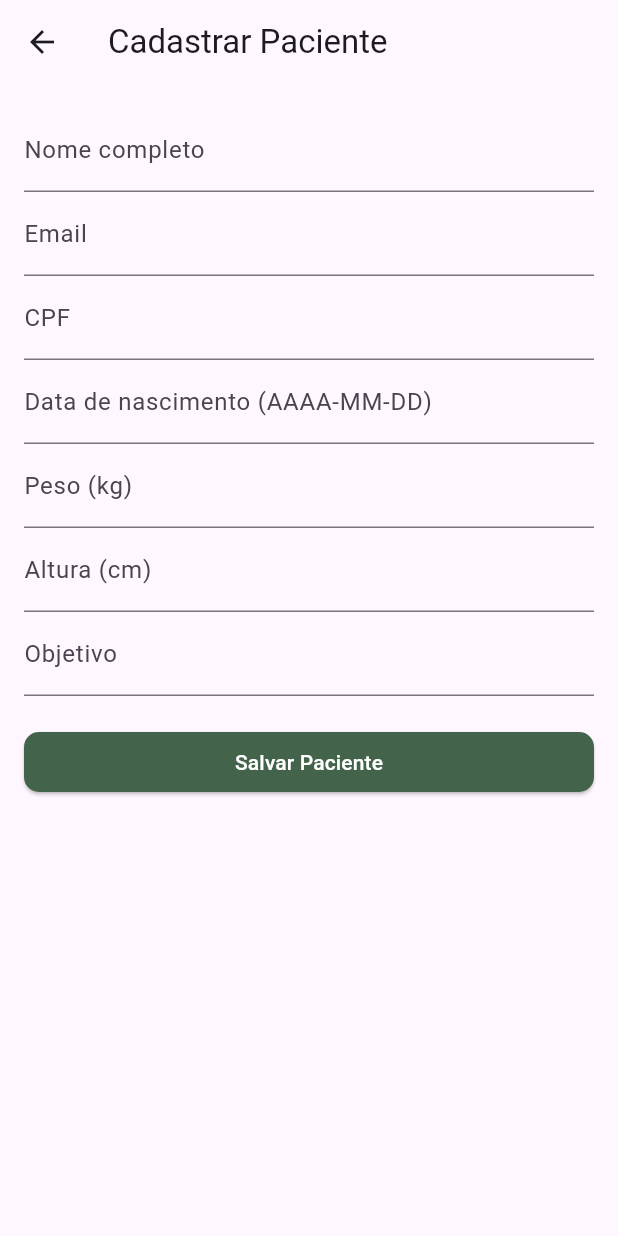
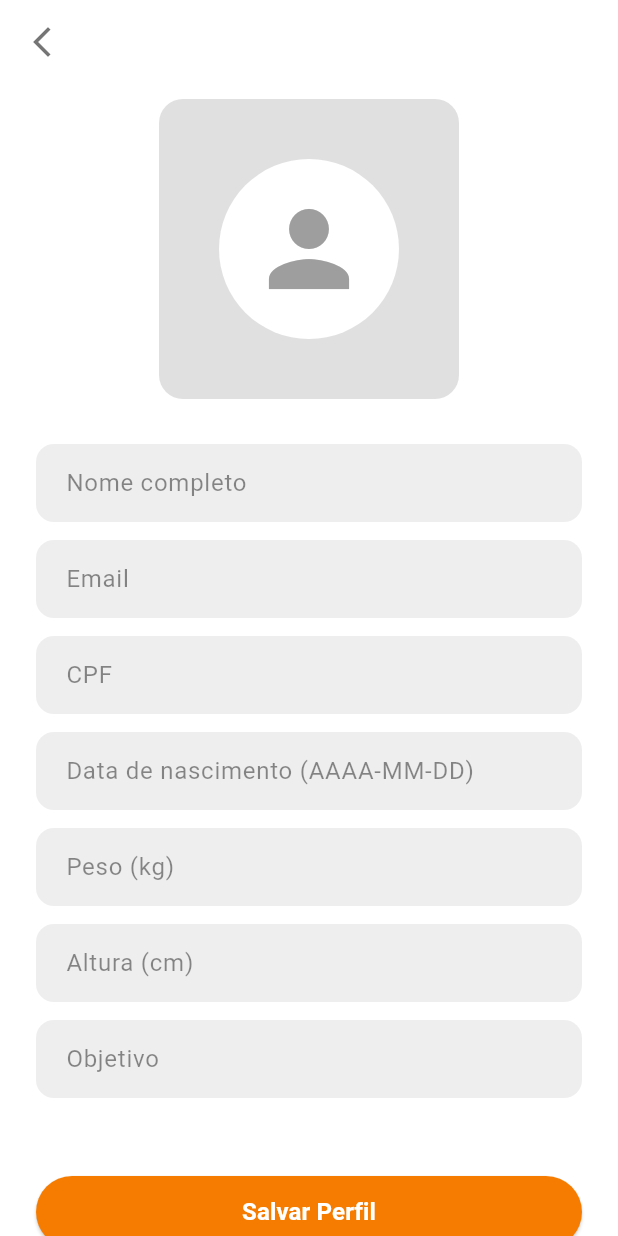
Before and after one commit to marcelemrofka/LifeBalanceApp, a Flutter app: the TelaCadastroPaciente screen opened by its route, on a phone screen of 412 x 824 dp. Run offline on Flutter 3.47's test engine with Material 3 defaults, Android fonts, the phone set to English and light mode, and no system bars; our stand-ins replace cloud_firestore, firebase_auth, firebase_core, image_picker, shared_preferences, table_calendar; missing offline and left inert: percentages_with_animation; accounts and stored records are empty.

Commit message:
|Front apenas

```diff
--- a/lib/main.dart
+++ b/lib/main.dart
@@ -1,4 +1,3 @@
-import 'package:app/view/tela_ativacao.dart';
 import 'package:app/view/tela_cadastro_paciente.dart';
 import 'package:app/view/tela_home_nutri.dart';
 import 'package:app/view/tela_pacientes.dart';
@@ -82,7 +81,6 @@ class MyApp extends StatelessWidget {
         '/tela_analise_calorias': (context) => TelaAnaliseCalorias(),
         '/tela_pacientes': (context) => TelaPacientes(),
         '/tela_cadastro_pacientes': (context) => TelaCadastroPaciente(),
-        '/tela_ativacao': (context) => AtivarContaView(),
       },
     );
   }
--- a/lib/view/tela_cadastro_paciente.dart
+++ b/lib/view/tela_cadastro_paciente.dart
@@ -5,6 +5,7 @@ import 'package:intl/intl.dart';
 
 class TelaCadastroPaciente extends StatefulWidget {
   const TelaCadastroPaciente({super.key});
+
   @override
   State<TelaCadastroPaciente> createState() => _TelaCadastroPacienteState();
 }
@@ -52,40 +53,63 @@ class _TelaCadastroPacienteState extends State<TelaCadastroPaciente> {
     final cadastroVM = Provider.of<CadastroViewModel>(context);
 
     return Scaffold(
-      appBar: AppBar(title: const Text("Cadastrar Paciente")),
-      body: Padding(
-        padding: const EdgeInsets.all(16.0),
-        child: ListView(
+      backgroundColor: Colors.white,
+      appBar: AppBar(
+        backgroundColor: Colors.white,
+        elevation: 0,
+        leading: IconButton(
+          icon: const Icon(Icons.arrow_back_ios_new, color: Colors.black54),
+          onPressed: () => Navigator.pop(context),
+        ),
+      ),
+      body: SingleChildScrollView(
+        padding: const EdgeInsets.symmetric(horizontal: 24),
+        child: Column(
+          crossAxisAlignment: CrossAxisAlignment.center,
           children: [
-            TextField(
-                controller: nomeController,
-                decoration: const InputDecoration(labelText: "Nome completo")),
-            TextField(
-                controller: emailController,
-                decoration: const InputDecoration(labelText: "Email")),
-            TextField(
-                controller: cpfController,
-                decoration: const InputDecoration(labelText: "CPF")),
-            TextField(
-              controller: dataNascimentoController,
-              decoration: const InputDecoration(
-                  labelText: "Data de nascimento (AAAA-MM-DD)"),
-              onChanged: calcularIdade,
+            // Foto de perfil
+            const SizedBox(height: 10),
+            Container(
+              width: 200,
+              height: 200,
+              decoration: BoxDecoration(
+                color: Colors.grey[300],
+                borderRadius: BorderRadius.circular(16),
               ),
+              child: const Center(
+                child: CircleAvatar(
+                  radius: 60,
+                  backgroundColor: Colors.white,
+                  child: Icon(Icons.person, size: 80, color: Colors.grey),
+                ),
+              ),
+            ),
+            const SizedBox(height: 30),
+
+            // Campos de texto
+            _buildCampo(nomeController, "Nome completo"),
+            _buildCampo(emailController, "Email"),
+            _buildCampo(cpfController, "CPF"),
+            _buildCampo(
+                dataNascimentoController, "Data de nascimento (AAAA-MM-DD)",
+                onChanged: calcularIdade),
             if (idade != null)
-              Text("Idade: $idade anos",
-                  style: const TextStyle(fontWeight: FontWeight.bold)),
-            TextField(
-                controller: pesoController,
-                decoration: const InputDecoration(labelText: "Peso (kg)")),
-            TextField(
-                controller: alturaController,
-                decoration: const InputDecoration(labelText: "Altura (cm)")),
-            TextField(
-                controller: objetivoController,
-                decoration: const InputDecoration(labelText: "Objetivo")),
-            const SizedBox(height: 20),
-            ElevatedButton(
+              Padding(
+                padding: const EdgeInsets.only(bottom: 8),
+                child: Text("Idade: $idade anos",
+                    style: const TextStyle(
+                        fontWeight: FontWeight.bold, color: Colors.grey)),
+              ),
+            _buildCampo(pesoController, "Peso (kg)"),
+            _buildCampo(alturaController, "Altura (cm)"),
+            _buildCampo(objetivoController, "Objetivo"),
+            const SizedBox(height: 40),
+
+            // Botão Salvar
+            SizedBox(
+              width: double.infinity,
+              height: 48,
+              child: ElevatedButton(
                 onPressed: cadastroVM.carregando
                     ? null
                     : () async {
@@ -101,7 +125,8 @@ class _TelaCadastroPacienteState extends State<TelaCadastroPaciente> {
 
                         if (sucesso) {
                           ScaffoldMessenger.of(context).showSnackBar(
-                          const SnackBar(content: Text("Paciente cadastrado!")),
+                            const SnackBar(
+                                content: Text("Paciente cadastrado!")),
                           );
                           Navigator.pop(context);
                         } else {
@@ -112,13 +137,50 @@ class _TelaCadastroPacienteState extends State<TelaCadastroPaciente> {
                           );
                         }
                       },
+                style: ElevatedButton.styleFrom(
+                  backgroundColor: Colors.orange[700],
+                  shape: RoundedRectangleBorder(
+                    borderRadius: BorderRadius.circular(24),
+                  ),
+                ),
                 child: cadastroVM.carregando
                     ? const CircularProgressIndicator(color: Colors.white)
-                  : const Text("Salvar Paciente"),
+                    : const Text(
+                        "Salvar Perfil",
+                        style: TextStyle(
+                            color: Colors.white,
+                            fontWeight: FontWeight.bold,
+                            fontSize: 16),
                       ),
+              ),
+            ),
+            const SizedBox(height: 30),
           ],
         ),
       ),
     );
   }
+
+  Widget _buildCampo(TextEditingController controller, String label,
+      {Function(String)? onChanged}) {
+    return Padding(
+      padding: const EdgeInsets.only(bottom: 12),
+      child: TextField(
+        controller: controller,
+        onChanged: onChanged,
+        decoration: InputDecoration(
+          hintText: label,
+          hintStyle: const TextStyle(color: Colors.black45),
+          filled: true,
+          fillColor: Colors.grey[200],
+          border: OutlineInputBorder(
+            borderRadius: BorderRadius.circular(12),
+            borderSide: BorderSide.none,
+          ),
+          contentPadding:
+              const EdgeInsets.symmetric(horizontal: 16, vertical: 14),
+        ),
+      ),
+    );
   }
+}
```
Also changed, not shown: lib/view/tela_ativacao.dart (deleted, +0 -73 lines), lib/widgets/popup_login.dart (+0 -13 lines). Lines whose indentation alone changed are shown as unchanged.
